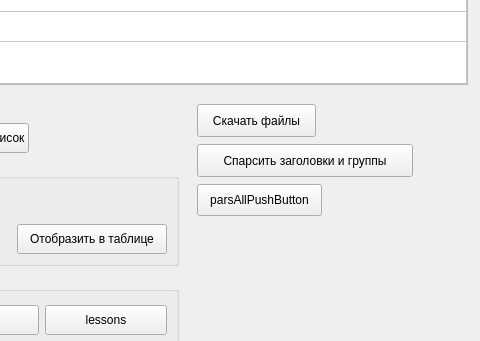
First picture: the form in mainwindow.ui, repository chalexyur/shnedule, before the edit; both pictures show x 223 to 703 and y 156 to 497 of the 703 by 497 pixel window.
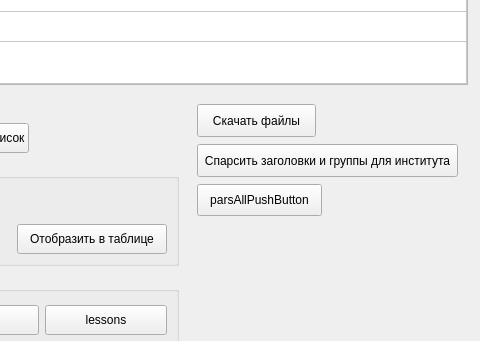
Second picture: the form after the edit. Icons and pictures are not drawn.

```diff
--- a/mainwindow.ui
+++ b/mainwindow.ui
@@ -185,12 +185,12 @@
      <rect>
       <x>420</x>
       <y>300</y>
-      <width>216</width>
+         <width>261</width>
       <height>33</height>
      </rect>
     </property>
     <property name="text">
-     <string>Спарсить заголовки и группы</string>
+        <string>Спарсить заголовки и группы для института</string>
     </property>
    </widget>
    <widget class="QPushButton" name="parsAllPushButton">
```
